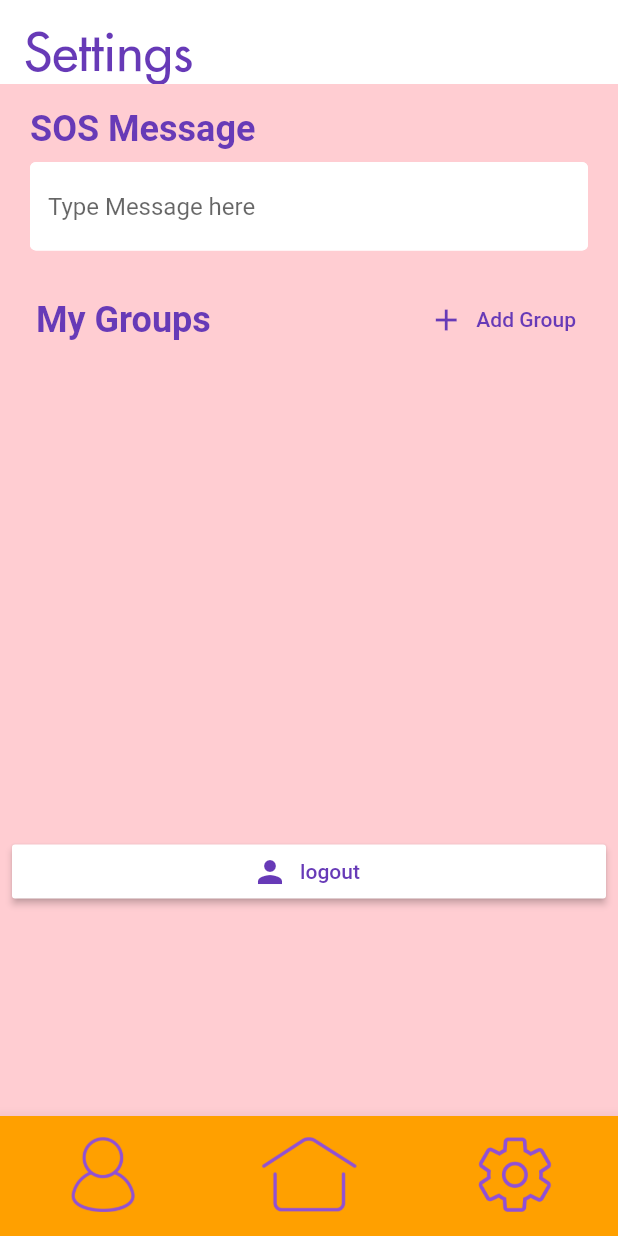
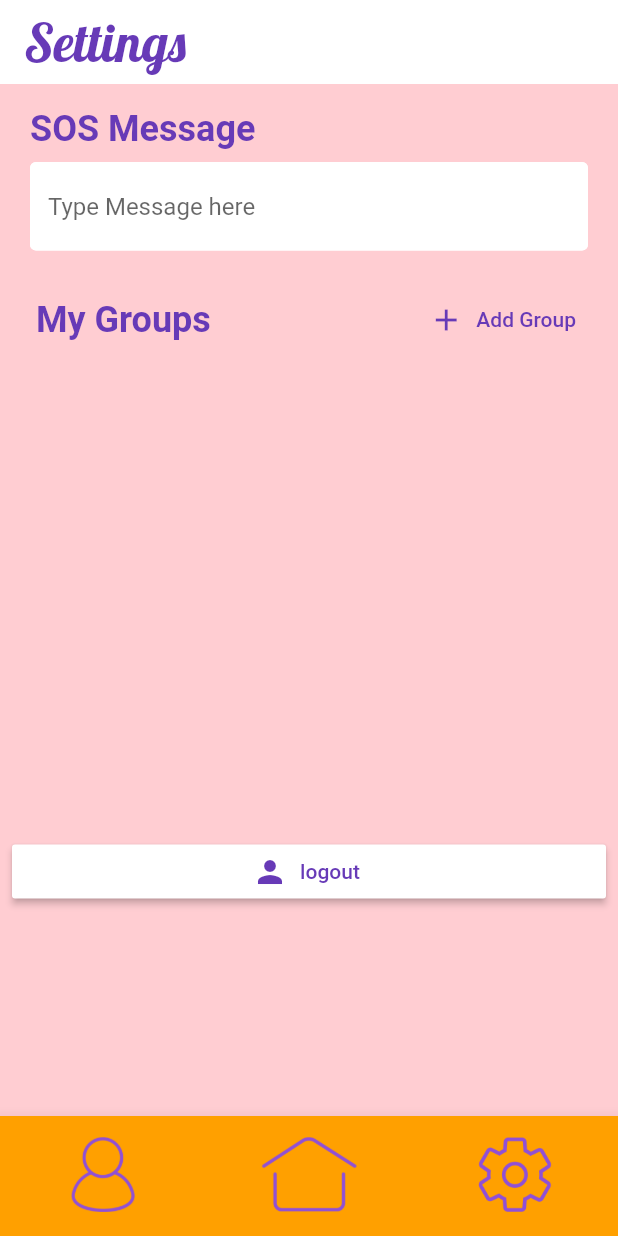
Before and after one commit to donnellythomas/ping_app, a Flutter app: the screen it shows once a user with an empty profile is signed in, item 3 of the bottom bar chosen, on a phone screen of 412 x 824 dp. Run offline on Flutter 3.47's test engine with Material 2 defaults, Android fonts, the phone set to English and light mode, and no system bars; our stand-ins replace bubble, cloud_firestore, firebase_auth, flutter_spinkit, geolocator; accounts and stored records are empty.

Commit message:
fixed for iphone

```diff
--- a/lib/screens/main/messages/messages.dart
+++ b/lib/screens/main/messages/messages.dart
@@ -36,7 +36,7 @@ class Messages extends StatelessWidget {
           style: TextStyle(
             fontSize: 35,
             color: Colors.deepPurple,
-            fontFamily: 'futura',
+            fontFamily: 'lobster',
           ),
         ),
         elevation: 0,
--- a/lib/screens/main/settings/settings.dart
+++ b/lib/screens/main/settings/settings.dart
@@ -23,7 +23,7 @@ class Settings extends StatelessWidget {
             style: TextStyle(
               fontSize: 35,
               color: Colors.deepPurple,
-              fontFamily: 'futura',
+              fontFamily: 'lobster',
             ),
           ),
           elevation: 0,
@@ -40,7 +40,7 @@ class Settings extends StatelessWidget {
                     style: TextStyle(
                         fontSize: 24,
                         fontWeight: FontWeight.bold,
-                        color: Colors.deepPurple),
+                        color: Colors.deepPurple,)
                   ),
                 )),
             Padding(
--- a/pubspec.yaml
+++ b/pubspec.yaml
@@ -76,7 +76,7 @@ flutter:
         - asset: fonts/Bebas-Regular.ttf
     - family: futura
       fonts:
-        - asset: fonts/Futura Medium.ttf
+        - asset: fonts/Futura-Medium.ttf
 
   # fonts:
   #   - family: Schyler
```
Also changed, not shown: fonts/Futura-Medium.ttf (renamed from fonts/Futura Medium.ttf), 10 other files.
